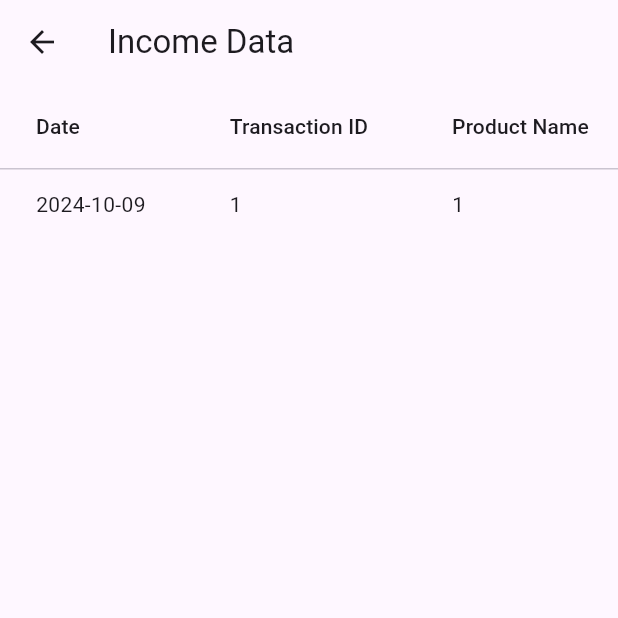
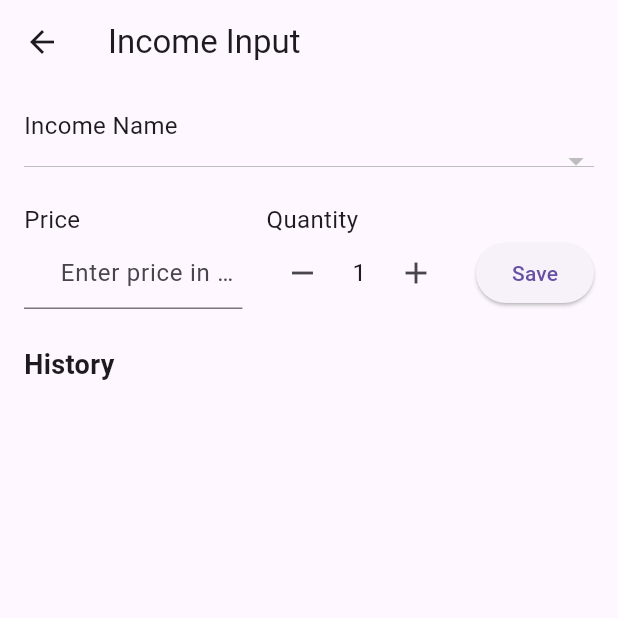
Before and after one commit to davidephraim/PKM-Cianjur, a Flutter app: the IncomeScreen screen opened directly, on a phone screen of 412 x 824 dp, the top half of it. Run offline on Flutter 3.47's test engine with Material 3 defaults, Android fonts, the phone set to English and light mode, and no system bars; network calls fail.

Commit message:
Income & Expense [80%], Dashboard [20%], User Management [0%]

```diff
--- a/expense_monitoring_v1/lib/api_service.dart
+++ b/expense_monitoring_v1/lib/api_service.dart
@@ -2,7 +2,7 @@ import 'dart:convert';
 import 'package:http/http.dart' as http;
 
 class ApiService {
-  static const String baseUrl = 'https://script.google.com/macros/s/AKfycbxHZVtcUCfpd3R1CliIR2358fq0RhVisnJPYPsPBkCajtnRx79mFMExvc1kvego6gYTEg/exec';
+  static const String baseUrl = 'https://script.google.com/macros/s/AKfycbz64gSc8TUky6CRiv6KRo629JQm-JFRwkxLqISxSrzo7S4aVS3n5ONPBRBbT9930cfFRQ/exec';
 
   static const String getIncomeAction = 'getIncome';
   static const String getExpenseAction = 'getExpense';
@@ -16,6 +16,7 @@ class ApiService {
   static const String updateExpenseAmountAction = 'updateExpenseAmount';
   static const String updateIncomeQuantityAction = 'updateIncomeQuantity';
   static const String getExpenseTypesAction = 'getExpenseTypes';
+  static const String getIncomeTypesAction = 'getIncomeTypes';
 
   Future<List<dynamic>> fetchIncome() async {
     final response = await http.get(Uri.parse('$baseUrl?action=$getIncomeAction'));
@@ -49,6 +50,11 @@ class ApiService {
 
   Future<List<dynamic>> fetchExpenseTypes() async {
     final response = await http.get(Uri.parse('$baseUrl?action=$getExpenseTypesAction'));
+    return _handleResponse(response);
+  }
+
+  Future<List<dynamic>> fetchIncomeTypes() async {
+    final response = await http.get(Uri.parse('$baseUrl?action=$getIncomeTypesAction'));
     return _handleResponse(response);
   }
 
@@ -100,17 +106,17 @@ class ApiService {
       'transactionsId': transactionId,
       'productsName': productsName,
       'qtyProducts': qtyProducts,
-      'revenue': revenue.toString(),  // Convert to String
+      'revenue': revenue.toString(),
       'userId': userId,
     });
 
     final response = await http.post(uri);
 
     if (response.statusCode == 200) {
-      print('Expense berhasil ditambahkan');
+      print('Income added sucessfully');
       print('Response body: ${response.body}');
     } else {
-      print('Gagal menambahkan expense. Status code: ${response.statusCode}');
+      print('Failed add income. Status code: ${response.statusCode}');
     }
   }
 // ADD INCOME [END]
@@ -141,10 +147,10 @@ class ApiService {
     final response = await http.post(uri);
 
     if (response.statusCode == 200) {
-      print('Expense berhasil ditambahkan');
+      print('Expense added successfully');
       print('Response body: ${response.body}');
     } else {
-      print('Gagal menambahkan expense. Status code: ${response.statusCode}');
+      print('Failed add expense. Status code: ${response.statusCode}');
     }
   }
 // ADD EXPENSE [END]
--- a/expense_monitoring_v1/lib/main.dart
+++ b/expense_monitoring_v1/lib/main.dart
@@ -69,11 +69,13 @@ class _ExpenseScreenState extends State<ExpenseScreen> {
   String selectedExpenseType = '';
   int quantity = 1;
   TextEditingController priceController = TextEditingController();
+  late Future<List<dynamic>> expenseData;
 
   @override
   void initState() {
     super.initState();
     _fetchExpenseTypes();
+    expenseData = apiService.fetchExpense();
   }
 
   Future<void> _fetchExpenseTypes() async {
@@ -102,7 +104,6 @@ class _ExpenseScreenState extends State<ExpenseScreen> {
   Future<void> _saveExpense() async {
     final expenseAmount = int.tryParse(priceController.text) ?? 0;
 
-    // Ensure price is not empty and quantity is not 0
     if (expenseAmount == 0 || quantity == 0) {
       ScaffoldMessenger.of(context).showSnackBar(
         SnackBar(content: Text('Please enter a valid price and quantity')),
@@ -273,60 +274,82 @@ class IncomeScreen extends StatefulWidget {
 
 class _IncomeScreenState extends State<IncomeScreen> {
   final ApiService apiService = ApiService();
-  List<Map<String, dynamic>> incomeData = [];
-  List<int> quantities = [];
+  List<Map<String, dynamic>> incomeHistory = [];
+  List<String> incomeTypes = [];
+  String selectedIncomeType = '';
+  int quantity = 1;
+  TextEditingController priceController = TextEditingController();
 
   @override
   void initState() {
     super.initState();
-    // Dummy data for testing
-    incomeData = [
-      {
-        'action': "addIncome",
-        'dateTime':"2024-10-09",
-        'transactionsId':"1",
-        'productsName':"1",
-        'qtyProducts':1,
-        'revenue':11,
-        'userId':"1",
-      },
-    ];
-
-    quantities = List<int>.generate(incomeData.length, (index) => incomeData[index]['qtyProducts']);
+    _fetchIncomeTypes();
   }
 
-  void _incrementQuantity(int index) {
+  Future<void> _fetchIncomeTypes() async {
+    final incomeTypesData = await apiService.fetchIncomeTypes();
     setState(() {
-      quantities[index]++;
+      // Remove the first item (header)
+      incomeTypes = List<String>.from(incomeTypesData)..removeAt(0);
+      selectedIncomeType = incomeTypes.isNotEmpty ? incomeTypes.first : '';
     });
   }
 
-  void _decrementQuantity(int index) {
+  void _incrementQuantity() {
     setState(() {
-      if (quantities[index] > 0) {
-        quantities[index]--;
+      quantity++;
+    });
+  }
+
+  void _decrementQuantity() {
+    setState(() {
+      if (quantity > 0) {
+        quantity--;
       }
     });
   }
 
-  Future<void> _saveData(int index) async {
-    final ApiService apiService = ApiService();
-    final income = incomeData[index];
-    final newQuantity = quantities[index];
+  Future<void> _saveIncome() async {
+    final revenue = int.tryParse(priceController.text) ?? 0;
 
-    // post data using API - Apps Script
+    if (revenue == 0 || quantity == 0) {
+      ScaffoldMessenger.of(context).showSnackBar(
+        SnackBar(content: Text('Please enter a valid price and quantity')),
+      );
+      return;
+    }
+
+     // Post the income data
     await apiService.addIncome(
-      action: income['action'],
-      dateTime: income['dateTime'],
-      transactionId: income['transactionsId'],
-      productsName: income['productsName'],
-      qtyProducts: newQuantity.toString(),
-      revenue: income['revenue'],
-      userId: income['userId'],
+      action: "addIncome",
+      dateTime: DateTime.now().toIso8601String(),
+      transactionId: DateTime.now().millisecondsSinceEpoch.toString(),
+      productsName: selectedIncomeType,
+      qtyProducts: quantity.toString(),
+      revenue: revenue,
+      userId: "1",
     );
 
+    // Add the income to history
+    setState(() {
+      incomeHistory.insert(0, {
+        'productsName': selectedIncomeType,
+        'revenue': revenue,
+        'quantity': quantity,
+      });
+
+      // Limit the history to the latest 5 records
+      if (incomeHistory.length > 5) {
+        incomeHistory = incomeHistory.sublist(0, 5);
+      }
+
+      // Clear input fields after saving
+      priceController.clear();
+      quantity = 1;
+    });
+
     ScaffoldMessenger.of(context).showSnackBar(
-      SnackBar(content: Text('Saved ${income['productsName']} with quantity $newQuantity')),
+      SnackBar(content: Text('Expense saved successfully!')),
     );
   }
 
@@ -334,60 +357,117 @@ class _IncomeScreenState extends State<IncomeScreen> {
   Widget build(BuildContext context) {
     return Scaffold(
       appBar: AppBar(
-        title: Text('Income Data'),
+        title: Text('Income Input'),
       ),
-      body: Column(
+      body: Padding(
+        padding: const EdgeInsets.all(16.0),
+        child: Column(
+          crossAxisAlignment: CrossAxisAlignment.start,
+          children: [
+
+            // Income Name Dropdown
+            Text('Income Name', style: TextStyle(fontSize: 16)),
+            DropdownButton<String>(
+              isExpanded: true,
+              value: selectedIncomeType,
+              onChanged: (newValue) {
+                setState(() {
+                  selectedIncomeType = newValue!;
+                });
+              },
+              items: incomeTypes.map((incomeType) {
+                return DropdownMenuItem<String>(
+                  value: incomeType,
+                  child: Text(incomeType),
+                );
+              }).toList(),
+            ),
+            SizedBox(height: 16),
+
+            // Price Input
+            Row(
               children: [
                 Expanded(
-            child: SingleChildScrollView(
-              scrollDirection: Axis.horizontal,
-              child: DataTable(
-                columns: [
-                  DataColumn(label: Text('Date')),
-                  DataColumn(label: Text('Transaction ID')),
-                  DataColumn(label: Text('Product Name')),
-                  DataColumn(label: Text('Quantity')),
-                  DataColumn(label: Text('Revenue')),
-                  DataColumn(label: Text('User ID')),
-                  DataColumn(label: Text('Actions')),
+                  flex: 2,
+                  child: Column(
+                    crossAxisAlignment: CrossAxisAlignment.start,
+                    children: [
+                      Text('Price', style: TextStyle(fontSize: 16)),
+                      TextField(
+                        controller: priceController,
+                        keyboardType: TextInputType.number,
+                        decoration: InputDecoration(
+                          hintText: 'Enter price in Rp',
+                          prefixText: 'Rp ',
+                        ),
+                      ),
                     ],
-                rows: List<DataRow>.generate(
-                  incomeData.length,
-                  (index) {
-                    return DataRow(
-                      cells: [
-                        DataCell(Text(incomeData[index]['dateTime'].toString())),
-                        DataCell(Text(incomeData[index]['transactionsId'].toString())),
-                        DataCell(Text(incomeData[index]['productsName'].toString())),
-                        DataCell(Text(quantities[index].toString())),
-                        DataCell(Text(incomeData[index]['revenue'].toString())),
-                        DataCell(Text(incomeData[index]['userId'].toString())),
-                        DataCell(
+                  ),
+                ),
+
+                SizedBox(width: 16),
+
+                // Quantity and Save Button
+                Expanded(
+                  flex: 3,
+                  child: Column(
+                    crossAxisAlignment: CrossAxisAlignment.start,
+                    children: [
+                      Text('Quantity', style: TextStyle(fontSize: 16)),
                       Row(
                         children: [
                           IconButton(
                             icon: Icon(Icons.remove),
-                                onPressed: () => _decrementQuantity(index),
+                            onPressed: _decrementQuantity,
+                          ),
+                          Expanded(
+                            child: Center(
+                              child: Text(
+                                quantity.toString(),
+                                style: TextStyle(fontSize: 16),
+                              ),
+                            ),
                           ),
                           IconButton(
                             icon: Icon(Icons.add),
-                                onPressed: () => _incrementQuantity(index),
+                            onPressed: _incrementQuantity,
                           ),
-                              TextButton(
-                                onPressed: () => _saveData(index),
+                          SizedBox(width: 16),
+
+                          ElevatedButton(
+                            onPressed: _saveIncome,
                             child: Text('Save'),
+                          ),
+                        ],
                       ),
                     ],
                   ),
                 ),
               ],
+            ),
+
+            SizedBox(height: 24),
+
+            // History Section
+            Text('History', style: TextStyle(fontSize: 18, fontWeight: FontWeight.bold)),
+            Expanded(
+              child: ListView.builder(
+                itemCount: incomeHistory.length,
+                itemBuilder: (context, index) {
+                  final income = incomeHistory[index];
+                  return Card(
+                    margin: EdgeInsets.symmetric(vertical: 8),
+                    child: ListTile(
+                      title: Text(income['productsName']),
+                      subtitle: Text(
+                          'Price: Rp ${income['revenue']}, Quantity: ${income['quantity']}'),
+                    ),
                   );
                 },
               ),
             ),
+          ],
         ),
-          ),
-        ],
       ),
     );
   }
```
Also changed, not shown: AppsScript(API).txt (+29 -5 lines). Lines whose indentation alone changed are shown as unchanged.
